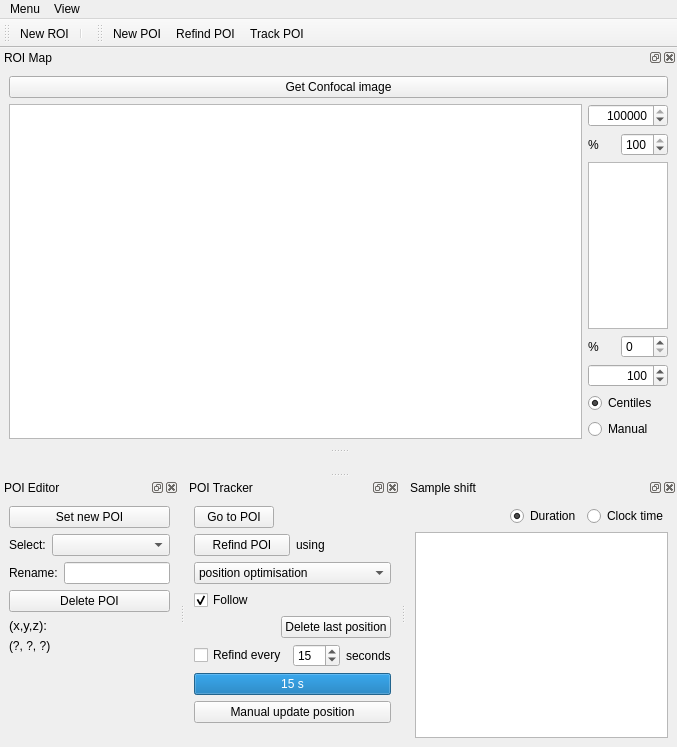
Old version of the form gui/poimanager/ui_poimangui.ui in the repository Ulm-IQO/qudi.
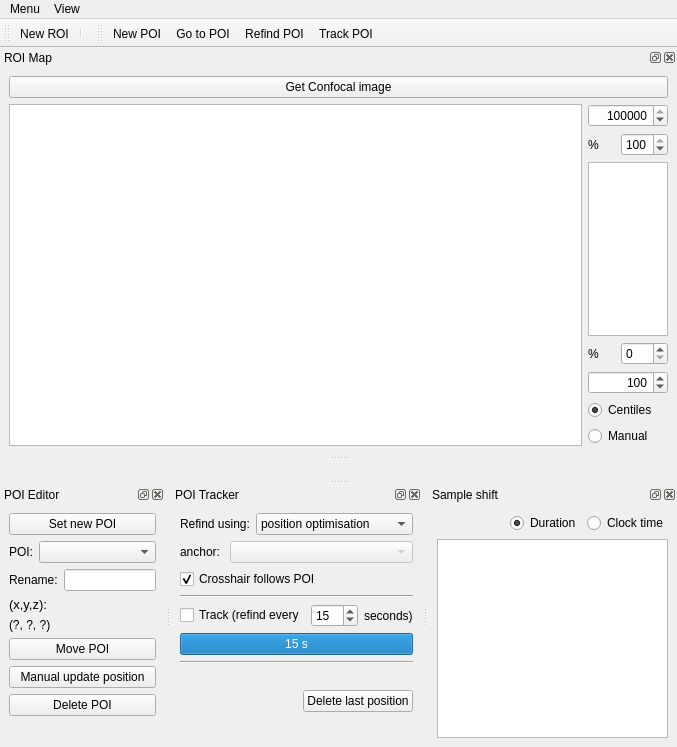
New version of the form. Icons and pictures are not drawn. Custom widgets are drawn as their Qt base class.

Commit message: Fairly substantial tidy-up of the POI Manager gui, starting to implement a few new features.

Diff of the .ui file:
```diff
--- a/gui/poimanager/ui_poimangui.ui
+++ b/gui/poimanager/ui_poimangui.ui
@@ -94,7 +94,7 @@
        <item>
         <widget class="QLabel" name="label">
          <property name="text">
-          <string>Select:</string>
+          <string>POI:</string>
          </property>
         </widget>
        </item>
@@ -134,13 +134,6 @@
        </item>
       </layout>
      </item>
-     <item>
-      <widget class="QPushButton" name="delete_poi_PushButton">
-       <property name="text">
-        <string>Delete POI</string>
-       </property>
-      </widget>
-     </item>
      <item>
       <widget class="QLabel" name="label_9">
        <property name="font">
@@ -166,6 +159,33 @@
        </property>
       </widget>
      </item>
+     <item>
+      <widget class="QPushButton" name="pushButton">
+       <property name="toolTip">
+        <string>Set a new position for a named POI, without updating the sample shift (so no movement of any other POIs).  For example, if a POI has been accidentally placed incorrectly.</string>
+       </property>
+       <property name="text">
+        <string>Move POI</string>
+       </property>
+      </widget>
+     </item>
+     <item>
+      <widget class="QPushButton" name="manual_update_poi_PushButton">
+       <property name="toolTip">
+        <string>Manually specify a new position for a known trackpoint, and update the sample shift accordingly. For example, after manually shifting the sample to re-centre the ROI in the scan range.</string>
+       </property>
+       <property name="text">
+        <string>Manual update position</string>
+       </property>
+      </widget>
+     </item>
+     <item>
+      <widget class="QPushButton" name="delete_poi_PushButton">
+       <property name="text">
+        <string>Delete POI</string>
+       </property>
+      </widget>
+     </item>
      <item>
       <spacer name="verticalSpacer_2">
        <property name="orientation">
@@ -194,56 +214,60 @@
    </attribute>
    <widget class="QWidget" name="dockWidgetContents_7">
     <layout class="QVBoxLayout" name="verticalLayout_5">
-     <item>
-      <layout class="QHBoxLayout" name="horizontalLayout_7">
-       <item>
-        <widget class="QPushButton" name="goto_poi_PushButton">
-         <property name="text">
-          <string>Go to POI</string>
-         </property>
-        </widget>
-       </item>
-       <item>
-        <spacer name="horizontalSpacer_2">
-         <property name="orientation">
-          <enum>Qt::Horizontal</enum>
-         </property>
-         <property name="sizeHint" stdset="0">
-          <size>
-           <width>40</width>
-           <height>20</height>
-          </size>
-         </property>
-        </spacer>
-       </item>
-      </layout>
-     </item>
      <item>
       <layout class="QHBoxLayout" name="horizontalLayout_2">
-       <item>
-        <widget class="QPushButton" name="refind_poi_PushButton">
-         <property name="text">
-          <string>Refind POI</string>
-         </property>
-        </widget>
-       </item>
        <item>
         <widget class="QLabel" name="label_4">
          <property name="text">
-          <string>using</string>
+          <string>Refind using:</string>
          </property>
         </widget>
        </item>
+       <item>
+        <widget class="QComboBox" name="refind_method_ComboBox">
+         <property name="sizePolicy">
+          <sizepolicy hsizetype="Preferred" vsizetype="Fixed">
+           <horstretch>1</horstretch>
+           <verstretch>0</verstretch>
+          </sizepolicy>
+         </property>
+         <item>
+          <property name="text">
+           <string>position optimisation</string>
+          </property>
+         </item>
+         <item>
+          <property name="text">
+           <string>offset anchor</string>
+          </property>
+         </item>
+        </widget>
+       </item>
       </layout>
      </item>
      <item>
-      <widget class="QComboBox" name="refind_method_ComboBox">
+      <layout class="QHBoxLayout" name="horizontalLayout_5">
        <item>
-        <property name="text">
-         <string>position optimisation</string>
-        </property>
+        <widget class="QLabel" name="label_7">
+         <property name="text">
+          <string>anchor: </string>
+         </property>
+        </widget>
        </item>
-      </widget>
+       <item>
+        <widget class="QComboBox" name="offset_anchor_ComboBox">
+         <property name="enabled">
+          <bool>false</bool>
+         </property>
+         <property name="sizePolicy">
+          <sizepolicy hsizetype="Preferred" vsizetype="Fixed">
+           <horstretch>1</horstretch>
+           <verstretch>0</verstretch>
+          </sizepolicy>
+         </property>
+        </widget>
+       </item>
+      </layout>
      </item>
      <item>
       <layout class="QHBoxLayout" name="horizontalLayout_3">
@@ -253,7 +277,7 @@
           <string>Move crosshair to updated POI position afterwards.</string>
          </property>
          <property name="text">
-          <string>Follow</string>
+          <string>Crosshair follows POI</string>
          </property>
          <property name="checked">
           <bool>true</bool>
@@ -276,35 +300,18 @@
       </layout>
      </item>
      <item>
-      <layout class="QHBoxLayout" name="horizontalLayout_8">
-       <item>
-        <spacer name="horizontalSpacer_3">
-         <property name="orientation">
-          <enum>Qt::Horizontal</enum>
-         </property>
-         <property name="sizeHint" stdset="0">
-          <size>
-           <width>40</width>
-           <height>20</height>
-          </size>
-         </property>
-        </spacer>
-       </item>
-       <item>
-        <widget class="QPushButton" name="delete_last_pos_Button">
-         <property name="text">
-          <string>Delete last position</string>
-         </property>
-        </widget>
-       </item>
-      </layout>
+      <widget class="Line" name="line">
+       <property name="orientation">
+        <enum>Qt::Horizontal</enum>
+       </property>
+      </widget>
      </item>
      <item>
       <layout class="QHBoxLayout" name="horizontalLayout_11">
        <item>
         <widget class="QCheckBox" name="periodic_update_CheckBox">
          <property name="text">
-          <string>Refind every</string>
+          <string>Track (refind every</string>
          </property>
         </widget>
        </item>
@@ -327,7 +334,7 @@
        <item>
         <widget class="QLabel" name="label_6">
          <property name="text">
-          <string>seconds</string>
+          <string>seconds)</string>
          </property>
         </widget>
        </item>
@@ -347,14 +354,47 @@
       </widget>
      </item>
      <item>
-      <layout class="QHBoxLayout" name="horizontalLayout_12">
+      <widget class="Line" name="line_2">
+       <property name="orientation">
+        <enum>Qt::Horizontal</enum>
+       </property>
+      </widget>
+     </item>
+     <item>
+      <spacer name="verticalSpacer_3">
+       <property name="orientation">
+        <enum>Qt::Vertical</enum>
+       </property>
+       <property name="sizeType">
+        <enum>QSizePolicy::Fixed</enum>
+       </property>
+       <property name="sizeHint" stdset="0">
+        <size>
+         <width>20</width>
+         <height>20</height>
+        </size>
+       </property>
+      </spacer>
+     </item>
+     <item>
+      <layout class="QHBoxLayout" name="horizontalLayout_8">
        <item>
-        <widget class="QPushButton" name="manual_update_poi_PushButton">
-         <property name="toolTip">
-          <string>This is for telling QuDi a totally new position for a known trackpoint.  For example, after manually shifting the sample to re-centre the ROI in the scan range.</string>
+        <spacer name="horizontalSpacer_3">
+         <property name="orientation">
+          <enum>Qt::Horizontal</enum>
          </property>
+         <property name="sizeHint" stdset="0">
+          <size>
+           <width>40</width>
+           <height>20</height>
+          </size>
+         </property>
+        </spacer>
+       </item>
+       <item>
+        <widget class="QPushButton" name="delete_last_pos_Button">
          <property name="text">
-          <string>Manual update position</string>
+          <string>Delete last position</string>
          </property>
         </widget>
        </item>
@@ -674,6 +714,7 @@
     <bool>false</bool>
    </attribute>
    <addaction name="new_poi_Action"/>
+   <addaction name="goto_poi_Action"/>
    <addaction name="refind_poi_Action"/>
    <addaction name="track_poi_Action"/>
   </widget>
@@ -807,6 +848,34 @@
     <string>Add a new POI at the current crosshair position</string>
    </property>
   </action>
+  <action name="roi_management_view_Action">
+   <property name="checkable">
+    <bool>true</bool>
+   </property>
+   <property name="text">
+    <string>ROI management</string>
+   </property>
+  </action>
+  <action name="poi_tools_view_Action">
+   <property name="checkable">
+    <bool>true</bool>
+   </property>
+   <property name="text">
+    <string>POI tools</string>
+   </property>
+  </action>
+  <action name="goto_poi_Action">
+   <property name="icon">
+    <iconset>
+     <normaloff>../../artwork/icons/qudiTheme/22x22/goto_poi.png</normaloff>../../artwork/icons/qudiTheme/22x22/goto_poi.png</iconset>
+   </property>
+   <property name="text">
+    <string>Go to POI</string>
+   </property>
+   <property name="toolTip">
+    <string>Move scanner to the position of the selected POI</string>
+   </property>
+  </action>
  </widget>
  <customwidgets>
   <customwidget>
```
Left out of the diff: 173 changed lines with no effect on the pictures. The commit also changes 2 other files.
